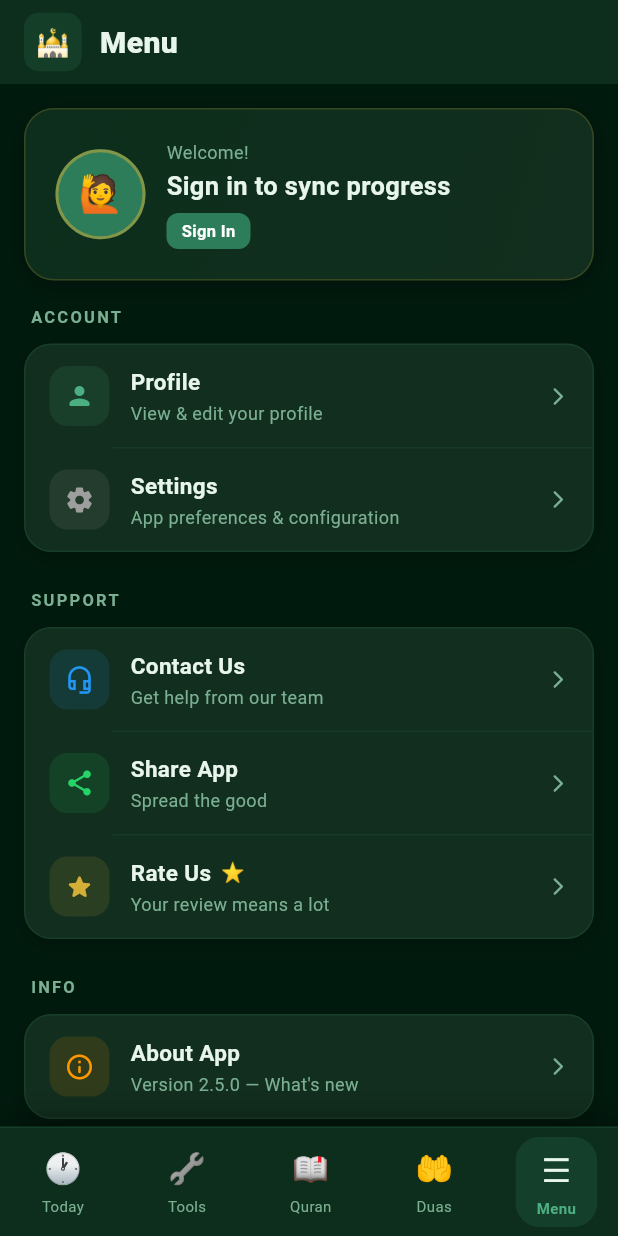
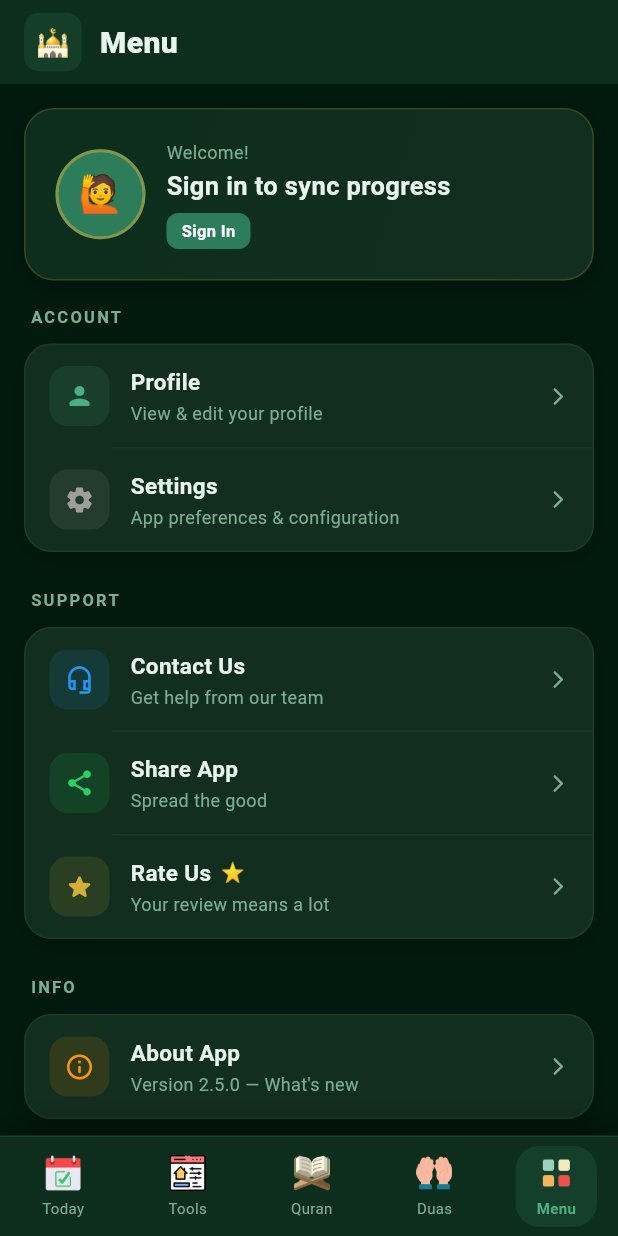
Before and after one commit to Faisal60177/islami_app, a Flutter app: the screen it shows after launch, item 5 of the bottom bar chosen, on a phone screen of 412 x 824 dp. Run offline on Flutter 3.47's test engine with Material 3 defaults, Android fonts, the phone set to English and light mode, and no system bars; our stand-ins replace audioplayers, cloud_firestore, firebase_auth, firebase_core, flutter_bloc, flutter_compass and 15 more; missing offline and left inert: adhan_dart, qcf_quran, syncfusion_flutter_pdfviewer; accounts and stored records are empty.

Commit message:
Initial commit

```diff
--- a/lib/Menu/menu_page.dart
+++ b/lib/Menu/menu_page.dart
@@ -10,6 +10,10 @@ import 'rate/rate_page.dart';
 import 'about/about_page.dart';
 import 'auth/sign_out_page.dart';
 import 'auth/auth_controller.dart';
+import 'package:islamic_app/home/home_page.dart';
+import 'package:islamic_app/tools/tools_page.dart';
+import 'package:islamic_app/Quran/quran_page.dart';
+import 'package:islamic_app/Duas/pages/duas_page.dart';
 
 // ─── Palette ────────────────────────────────────────────────────────────────
 const _bg        = Color(0xFF011A0E);
@@ -24,11 +28,12 @@ const _textLo    = Color(0xFF7BAF92);
 class MenuPage extends StatelessWidget {
   const MenuPage({super.key});
 
+  // ✅ Updated to use real pages with asset icon nav
   static final List<Widget> _pages = [
-    const _PlaceholderPage('Today'),
-    const _PlaceholderPage('Tools'),
-    const _PlaceholderPage('Quran'),
-    const _PlaceholderPage('Duas'),
+    const PrayerTimesPage(),
+    const ToolsPage(),
+    const QuranPage(),
+    const DuasPage(),
     const MenuPage(),
   ];
 
@@ -247,23 +252,24 @@ class MenuPage extends StatelessWidget {
     );
   }
 
-  // ── Bottom Nav ────────────────────────────────────────────────────────────
+  // ── Bottom Nav — asset-icon version, active = index 4 (Menu) ─────────────
   Widget _buildNav(BuildContext context) {
+    // ✅ Replaced emoji list with asset icon list from your new nav
     final items = [
-      ('Today', '🕐'),
-      ('Tools', '🔧'),
-      ('Quran', '📖'),
-      ('Duas',  '🤲'),
-      ('Menu',  '☰'),
+      ('Today', 'assets/icons/today.png'),
+      ('Tools', 'assets/icons/tools.png'),
+      ('Quran', 'assets/icons/quran.png'),
+      ('Duas',  'assets/icons/duas.png'),
+      ('Menu',  'assets/icons/menu.png'),
     ];
 
     return Container(
       decoration: BoxDecoration(
         color: _surface,
         border: Border(
-            top: BorderSide(color: _accentSoft.withOpacity(0.2), width: 1)),
+            top: BorderSide(color: _accentSoft.withOpacity(0.25), width: 1)),
         boxShadow: const [
-          BoxShadow(color: Colors.black54, blurRadius: 20)
+          BoxShadow(color: Colors.black54, blurRadius: 20),
         ],
       ),
       child: SafeArea(
@@ -273,16 +279,20 @@ class MenuPage extends StatelessWidget {
           child: Row(
             mainAxisAlignment: MainAxisAlignment.spaceAround,
             children: items.asMap().entries.map((e) {
-              final i      = e.key;
-              final label  = e.value.$1;
-              final emoji  = e.value.$2;
+              final i     = e.key;
+              final label = e.value.$1;
+              final asset = e.value.$2;
+              // ✅ Menu tab is index 4 — always active on this page
               final active = i == 4;
 
               return GestureDetector(
                 onTap: () {
                   if (!active) {
-                    Navigator.push(context,
-                        MaterialPageRoute(builder: (_) => _pages[i]));
+                    // ✅ Use Get.off so back-stack doesn't pile up
+                    Get.off(
+                          () => _pages[i],
+                      transition: Transition.noTransition,
+                    );
                   }
                 },
                 child: AnimatedContainer(
@@ -298,17 +308,23 @@ class MenuPage extends StatelessWidget {
                   child: Column(
                     mainAxisSize: MainAxisSize.min,
                     children: [
-                      Text(emoji,
-                          style: TextStyle(fontSize: active ? 22 : 20)),
-                      const SizedBox(height: 3),
-                      Text(label,
+                      // ✅ Asset image icon with color tint for active state
+                      Image.asset(
+                        asset,
+                        width: 24,
+                        height: 24,
+                      ),
+                      const SizedBox(height: 4),
+                      Text(
+                        label,
                         style: TextStyle(
                           fontSize: 10,
                           fontWeight: active
                               ? FontWeight.w700
                               : FontWeight.w400,
                           color: active ? _accent : _textLo,
-                          )),
+                        ),
+                      ),
                     ],
                   ),
                 ),
--- a/lib/main.dart
+++ b/lib/main.dart
@@ -92,13 +92,13 @@ void main() async {
           create: (_) => DuasCubit(duasRepository)..loadAllDuas(),
         ),
       ],
-      child:  MyApp(),
+      child:  const MyApp(),
     ),
   );
 }
 
 class MyApp extends StatelessWidget {
-   MyApp({super.key});
+   const MyApp({super.key});
 
   @override
   Widget build(BuildContext context) {
@@ -125,7 +125,7 @@ class MyApp extends StatelessWidget {
             );
           },
 
-          home: PrayerTimesPage(),
+          home: const PrayerTimesPage(),
         );
       },
     );
--- a/lib/tools/tools_page.dart
+++ b/lib/tools/tools_page.dart
@@ -8,6 +8,7 @@ import 'package:islamic_app/inspiration/inspiration_page.dart';
 import 'package:islamic_app/notification/page/notification_page.dart';
 import 'package:islamic_app/calendar/pages/calendar_page.dart';
 import 'package:islamic_app/qibla/pages/qibla_page.dart';
+import 'package:islamic_app/Menu/menu_page.dart';
 
 // ─── Palette ────────────────────────────────────────────────────────────────
 const _bg        = Color(0xFF021A10);   // near-black deep forest
```
Also changed, not shown: lib/Menu/auth/auth_controller.dart (+104 -61 lines), lib/home/home_page.dart (+40 -86 lines), lib/home/ring_animation.dart (+9 -1 lines). Lines whose indentation alone changed are shown as unchanged.
